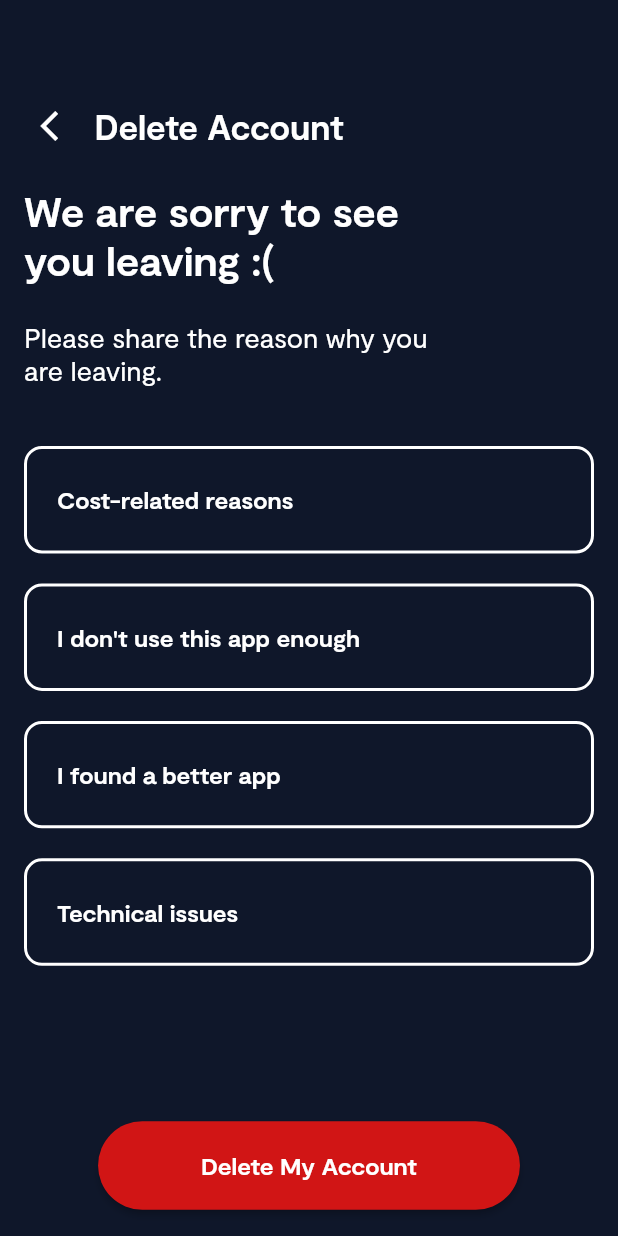
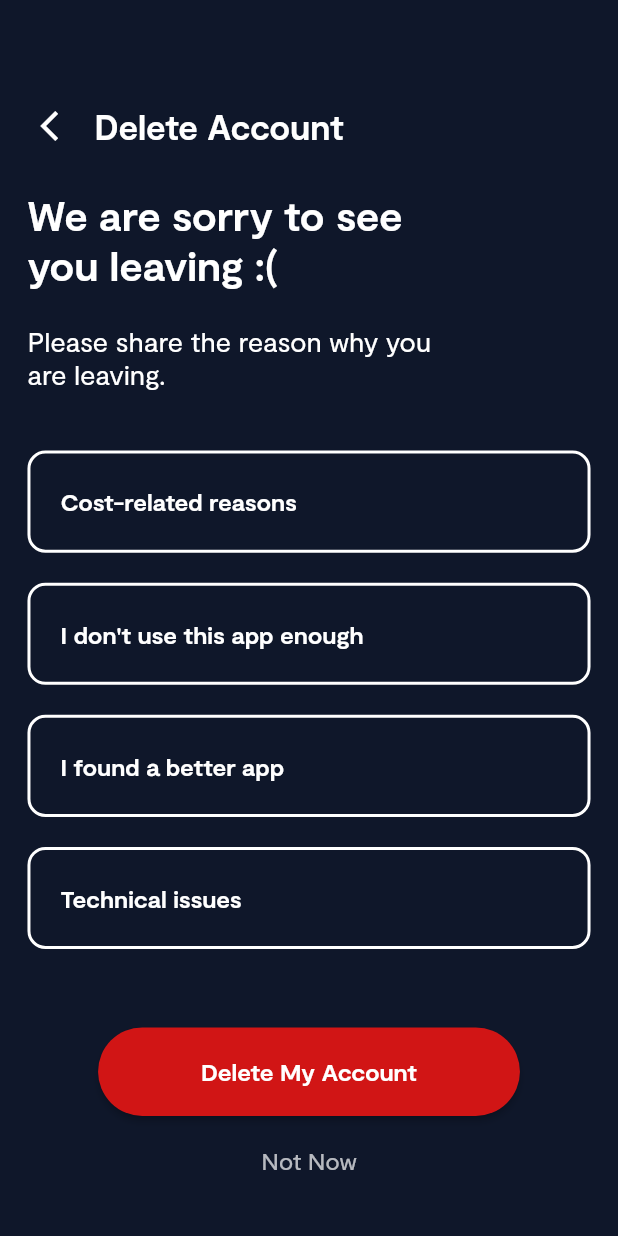
Before and after one commit to BerkayAkdenx/develop_berkay, a Flutter app: the DeleteAccountPage screen opened directly, on a phone screen of 412 x 824 dp. Run offline on Flutter 3.47's test engine with Material 2 defaults, Android fonts, the phone set to English and light mode, and no system bars; our stand-ins replace auto_size_text, flutter_screenutil, get.

Commit message:
fixed delete account page

```diff
--- a/profile_bitely/lib/feature/settings/pages/delete_account_page.dart
+++ b/profile_bitely/lib/feature/settings/pages/delete_account_page.dart
@@ -19,11 +19,10 @@ class DeleteAccountPage extends StatelessWidget {
       body: SingleChildScrollView(
         child: Column(
           children: [
-            AppbarWidget(
-              title: AppTexts.appbarDeleteAccount.tr,
-            ),
+            AppbarWidget(title: AppTexts.appbarDeleteAccount.tr),
             Padding(
-              padding: AppSpacings.sAll16,
+              padding: AppSpacings.sAll16
+                  .copyWith(bottom: 0, right: 16.w, left: 16.w, top: 16.h),
               child: Column(
                 children: [
                   Padding(
@@ -54,22 +53,24 @@ class DeleteAccountPage extends StatelessWidget {
                   ReasonContainerWidget(
                     text: AppTexts.technicalIssues.tr,
                   ),
-                  SizedBox(height: 70.h),
-                  BaseButtonWidget(
-                    text: AppTexts.buttonDeleteMyAccount.tr,
-                    color: AppColors.redDanger,
-                    textcolor: AppColors.white,
-                    onPressed: () {},
+                  Padding(
+                    padding: EdgeInsets.only(top: 27.h),
+                    child: BaseButtonWidget(
+                      text: AppTexts.buttonDeleteMyAccount.tr,
+                      color: AppColors.redDanger,
+                      textcolor: AppColors.white,
+                      onPressed: () {},
+                    ),
                   ),
                   Padding(
-                    padding: AppSpacings.sAll16,
+                    padding: AppSpacings.sAll20.copyWith(bottom: 0),
                     child: InkWell(
                       onTap: () {
                         print("ontap clicked");
                       },
                       child: Text(
                         AppTexts.notNow.tr,
-                        style: AppTextStyles.bodySmallDark
+                        style: AppTextStyles.bodyMediumDark
                             .copyWith(color: Colors.white70),
                       ),
                     ),
--- a/profile_bitely/lib/feature/settings/widgets/reason_container_widget.dart
+++ b/profile_bitely/lib/feature/settings/widgets/reason_container_widget.dart
@@ -15,7 +15,7 @@ class ReasonContainerWidget extends StatelessWidget {
   Widget build(BuildContext context) {
     return Container(
       margin: AppSpacings.sB10.copyWith(bottom: 20),
-      padding: AppSpacings.sAll20,
+      padding: AppSpacings.sAll20.copyWith(top: 0, bottom: 0),
       alignment: Alignment.centerLeft,
       decoration: BoxDecoration(
           border: Border.all(
@@ -24,7 +24,7 @@ class ReasonContainerWidget extends StatelessWidget {
           ),
           borderRadius: AppRadiuses.radiusAll12),
       width: double.infinity,
-      height: 60.h,
+      height: 57.h,
       child: Text(
         text,
         style:
```
